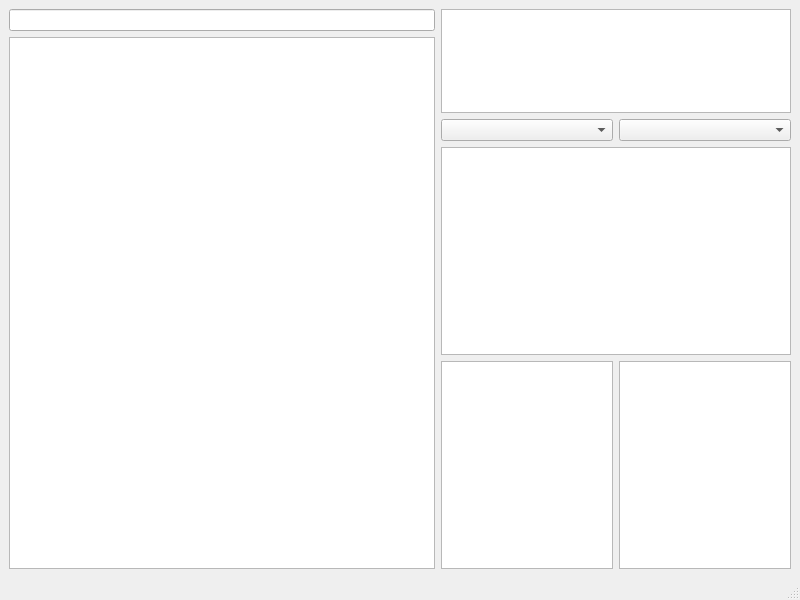
First picture: the form in lexiconedit.ui, repository adamb924/Gloss, before the edit.
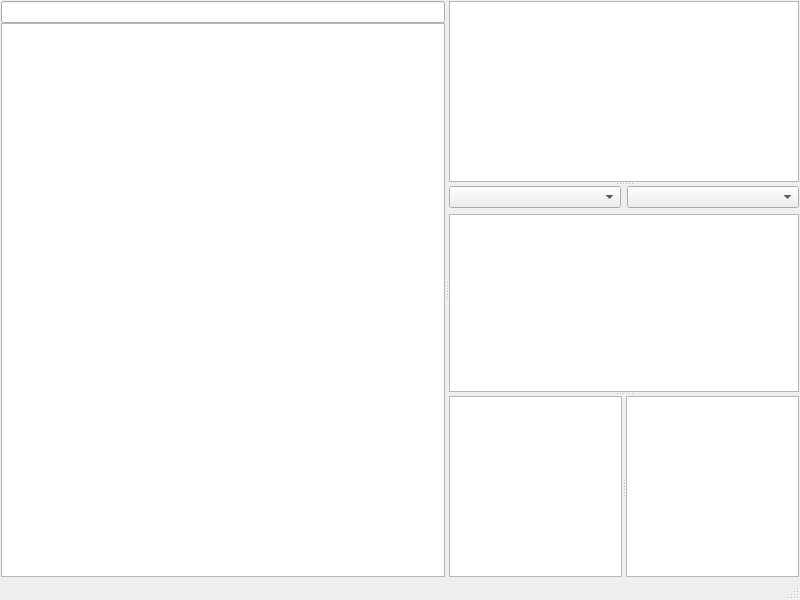
Second picture: the form after the edit. Custom widgets are drawn as their Qt base class.

Commit message: Resizeable lexicon edit, although there's some outstanding spacing issue.

The edit to the form file:
```diff
--- a/lexiconedit.ui
+++ b/lexiconedit.ui
@@ -14,14 +14,52 @@
    <string>Lexicon</string>
   </property>
   <widget class="QWidget" name="centralwidget">
-   <layout class="QHBoxLayout" name="horizontalLayout" stretch="4,1">
+   <layout class="QHBoxLayout" name="horizontalLayout">
+    <property name="spacing">
+     <number>1</number>
+    </property>
+    <property name="leftMargin">
+     <number>1</number>
+    </property>
+    <property name="topMargin">
+     <number>1</number>
+    </property>
+    <property name="rightMargin">
+     <number>1</number>
+    </property>
+    <property name="bottomMargin">
+     <number>1</number>
+    </property>
     <item>
+     <widget class="QSplitter" name="splitter_3">
+      <property name="sizePolicy">
+       <sizepolicy hsizetype="Expanding" vsizetype="Expanding">
+        <horstretch>0</horstretch>
+        <verstretch>0</verstretch>
+       </sizepolicy>
+      </property>
+      <property name="orientation">
+       <enum>Qt::Horizontal</enum>
+      </property>
+      <widget class="QWidget" name="leftWidget" native="true">
+       <property name="sizePolicy">
+        <sizepolicy hsizetype="Expanding" vsizetype="Expanding">
+         <horstretch>5</horstretch>
+         <verstretch>0</verstretch>
+        </sizepolicy>
+       </property>
      <layout class="QVBoxLayout" name="verticalLayout_2">
+        <property name="spacing">
+         <number>0</number>
+        </property>
+        <property name="leftMargin">
+         <number>0</number>
+        </property>
       <item>
        <widget class="QLineEdit" name="filterEdit">
         <property name="sizePolicy">
          <sizepolicy hsizetype="Expanding" vsizetype="Fixed">
-          <horstretch>5</horstretch>
+            <horstretch>0</horstretch>
           <verstretch>0</verstretch>
          </sizepolicy>
         </property>
@@ -34,7 +72,7 @@
        <widget class="LexiconView" name="lexiconTable">
         <property name="sizePolicy">
          <sizepolicy hsizetype="Expanding" vsizetype="Expanding">
-          <horstretch>5</horstretch>
+            <horstretch>0</horstretch>
           <verstretch>0</verstretch>
          </sizepolicy>
         </property>
@@ -47,14 +85,21 @@
        </widget>
       </item>
      </layout>
-    </item>
-    <item>
-     <layout class="QVBoxLayout" name="verticalLayout_3" stretch="1,0,2,2">
-      <item>
+      </widget>
+      <widget class="QSplitter" name="splitter_2">
+       <property name="sizePolicy">
+        <sizepolicy hsizetype="Expanding" vsizetype="Expanding">
+         <horstretch>1</horstretch>
+         <verstretch>0</verstretch>
+        </sizepolicy>
+       </property>
+       <property name="orientation">
+        <enum>Qt::Vertical</enum>
+       </property>
        <widget class="QTableView" name="allomorphTable">
         <property name="sizePolicy">
          <sizepolicy hsizetype="Minimum" vsizetype="Expanding">
-          <horstretch>1</horstretch>
+          <horstretch>0</horstretch>
           <verstretch>0</verstretch>
          </sizepolicy>
         </property>
@@ -71,11 +116,18 @@
          <bool>false</bool>
         </attribute>
        </widget>
-      </item>
+       <widget class="QWidget" name="verticalLayoutWidget">
+        <layout class="QVBoxLayout" name="verticalLayout" stretch="0,0">
       <item>
        <layout class="QHBoxLayout" name="horizontalLayout_2">
         <item>
          <widget class="WritingSystemCombo" name="textWSCombo">
+             <property name="sizePolicy">
+              <sizepolicy hsizetype="Expanding" vsizetype="Fixed">
+               <horstretch>0</horstretch>
+               <verstretch>0</verstretch>
+              </sizepolicy>
+             </property>
           <property name="toolTip">
            <string>Text Form Writing System</string>
           </property>
@@ -83,6 +135,12 @@
         </item>
         <item>
          <widget class="WritingSystemCombo" name="glossWSCombo">
+             <property name="sizePolicy">
+              <sizepolicy hsizetype="Expanding" vsizetype="Fixed">
+               <horstretch>0</horstretch>
+               <verstretch>0</verstretch>
+              </sizepolicy>
+             </property>
           <property name="toolTip">
            <string>Gloss Writing System</string>
           </property>
@@ -93,8 +151,8 @@
       <item>
        <widget class="QTableView" name="analysisTable">
         <property name="sizePolicy">
-         <sizepolicy hsizetype="MinimumExpanding" vsizetype="Expanding">
-          <horstretch>1</horstretch>
+            <sizepolicy hsizetype="Expanding" vsizetype="Expanding">
+             <horstretch>0</horstretch>
           <verstretch>0</verstretch>
          </sizepolicy>
         </property>
@@ -118,9 +176,12 @@
         </attribute>
        </widget>
       </item>
-      <item>
-       <layout class="QHBoxLayout" name="horizontalLayout_4" stretch="0,0">
-        <item>
+        </layout>
+       </widget>
+       <widget class="QSplitter" name="splitter">
+        <property name="orientation">
+         <enum>Qt::Horizontal</enum>
+        </property>
          <widget class="TagView" name="lexicalEntryTags">
           <property name="sizePolicy">
            <sizepolicy hsizetype="Expanding" vsizetype="Expanding">
@@ -138,8 +199,6 @@
            <string>Tags</string>
           </property>
          </widget>
-        </item>
-        <item>
          <widget class="TagView" name="allTags">
           <property name="sizePolicy">
            <sizepolicy hsizetype="Expanding" vsizetype="Expanding">
@@ -156,23 +215,15 @@
           <property name="toolTip">
            <string>All available tags</string>
           </property>
-         </widget>
-        </item>
-       </layout>
-      </item>
-     </layout>
-    </item>
-   </layout>
-  </widget>
-  <widget class="QMenuBar" name="menubar">
-   <property name="geometry">
-    <rect>
-     <x>0</x>
-     <y>0</y>
-     <width>800</width>
-     <height>21</height>
-    </rect>
-   </property>
+         <property name="resizeMode">
+          <enum>QListView::Fixed</enum>
+         </property>
+        </widget>
+       </widget>
+      </widget>
+     </widget>
+    </item>
+   </layout>
   </widget>
   <widget class="QStatusBar" name="statusbar"/>
  </widget>
```
Lines whose indentation alone changed are shown as unchanged.
